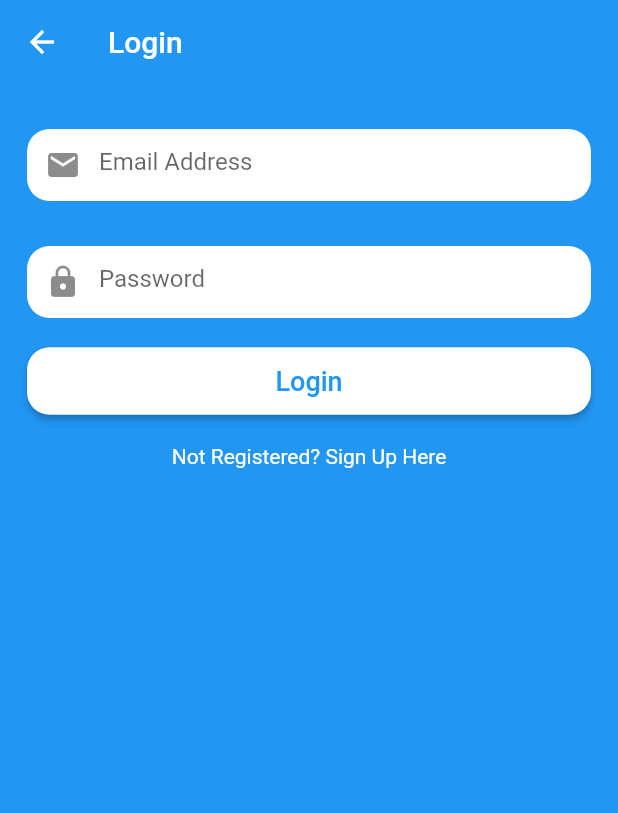
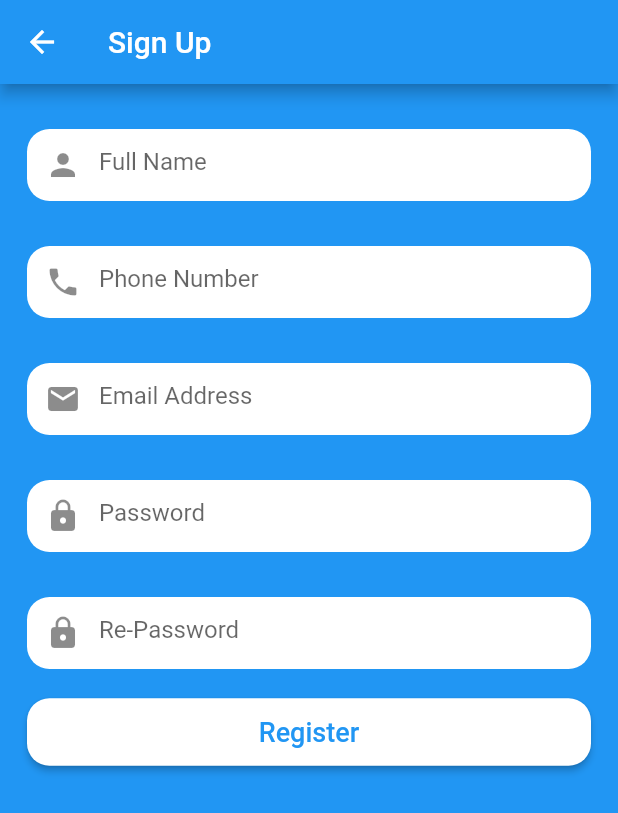
Before and after one commit to Nuengnakhap/Flutter_Healthy_Store, a Flutter app: the Login screen opened directly, after a tap on "Not Registered? Sign Up Here", on a phone screen of 412 x 824 dp. Shown: the top 813 px of the screen. Run offline on Flutter 3.47's test engine with Material 2 defaults, Android fonts, the phone set to English and light mode, and no system bars; network calls fail.

Commit message:
login & signup page [add validate snackbar, add progressdialog]

```diff
--- a/lib/tools/app_tools.dart
+++ b/lib/tools/app_tools.dart
@@ -3,11 +3,19 @@ import 'package:flutter/material.dart';
 Widget appTextField(
     {IconData textIcon,
     String textHint,
-    bool isPassword,
+    String type,
     double sidePadding,
     TextEditingController controller}) {
   sidePadding == null ? sidePadding = 0.0 : sidePadding;
   textHint == null ? textHint = '' : textHint;
+  TextInputType txtType;
+  if(type == 'Email') {
+    txtType = TextInputType.emailAddress;
+  } else if (type == 'Phone') {
+    txtType = TextInputType.number;
+  } else {
+    txtType = null;
+  }
   return Padding(
     padding: EdgeInsets.only(left: sidePadding, right: sidePadding),
     child: Container(
@@ -17,28 +25,34 @@ Widget appTextField(
       ),
       child: TextField(
         controller: controller,
-        obscureText: isPassword == null ? false : isPassword,
+        obscureText: type == 'Password' ? true : false,
         decoration: InputDecoration(
           border: InputBorder.none,
           hintText: textHint,
           prefixIcon: textIcon == null ? Container() : Icon(textIcon),
         ),
+        keyboardType: txtType,
       ),
     ),
   );
 }
 
-Widget appButton({String btnTxt, double btnPadding, Color btnColor}) {
+Widget appButton(
+    {String btnTxt,
+    double btnPadding,
+    Color btnColor,
+    VoidCallback onBtnclicked}) {
   btnTxt == null ? btnTxt = 'App Button' : btnTxt;
   btnPadding == null ? btnPadding = 0.0 : btnPadding;
   btnColor == null ? btnColor = Colors.black : btnColor;
+
   return Padding(
     padding: EdgeInsets.all(btnPadding),
     child: RaisedButton(
       color: Colors.white,
       shape: RoundedRectangleBorder(
           borderRadius: BorderRadius.all(Radius.circular(15.0))),
-      onPressed: () {},
+      onPressed: onBtnclicked,
       child: Container(
         height: 45.0,
         child: Center(
@@ -54,3 +68,17 @@ Widget appButton({String btnTxt, double btnPadding, Color btnColor}) {
     ),
   );
 }
+
+showSnackbar(String message, final key) {
+  key.currentState.showSnackBar(
+    SnackBar(
+      backgroundColor: Colors.red[600],
+      content: Text(
+        message,
+        style: TextStyle(
+          color: Colors.white,
+        ),
+      ),
+    ),
+  );
+}
--- a/lib/userScreens/login.dart
+++ b/lib/userScreens/login.dart
@@ -1,5 +1,7 @@
 import 'package:flutter/material.dart';
 import '../tools/app_tools.dart';
+import '../tools/progressdialog.dart';
+import 'signup.dart';
 
 class Login extends StatefulWidget {
   @override
@@ -9,15 +11,20 @@ class Login extends StatefulWidget {
 class _LoginState extends State<Login> {
   TextEditingController email = TextEditingController();
   TextEditingController password = TextEditingController();
+  final scaffoldkey = GlobalKey<ScaffoldState>();
+  ProgressDialog pr;
 
   @override
   Widget build(BuildContext context) {
+    pr = new ProgressDialog(context, ProgressDialogType.Normal);
+    pr.setMessage('Please wait...');
     return Scaffold(
+      key: scaffoldkey,
       backgroundColor: Theme.of(context).primaryColor,
       appBar: AppBar(
         title: Text('Login'),
         centerTitle: false,
-          elevation: 0.0,
+        // elevation: 0.0,
       ),
       body: SingleChildScrollView(
         child: Column(
@@ -26,7 +33,7 @@ class _LoginState extends State<Login> {
               height: 30.0,
             ),
             appTextField(
-                isPassword: false,
+              type: 'Email',
               sidePadding: 18.0,
               textHint: 'Email Address',
               textIcon: Icons.email,
@@ -36,7 +43,7 @@ class _LoginState extends State<Login> {
               height: 30.0,
             ),
             appTextField(
-                isPassword: true,
+              type: 'Password',
               sidePadding: 18.0,
               textHint: 'Password',
               textIcon: Icons.lock,
@@ -46,9 +53,13 @@ class _LoginState extends State<Login> {
               btnTxt: 'Login',
               btnPadding: 18.0,
               btnColor: Theme.of(context).primaryColor,
+              onBtnclicked: verifyLogin,
             ),
-              GestureDetector(
-                onTap: () {},
+            FlatButton(
+              onPressed: () {
+                Navigator.of(context)
+                    .push(MaterialPageRoute(builder: (context) => SignUp()));
+              },
               child: Text(
                 'Not Registered? Sign Up Here',
                 style: TextStyle(color: Colors.white),
@@ -56,6 +67,19 @@ class _LoginState extends State<Login> {
             )
           ],
         ),
-        ));
+      ),
+    );
+  }
+
+  verifyLogin() {
+    if (email.text == '') {
+      showSnackbar('Email cannot be empty', scaffoldkey);
+      return;
+    }
+    if (password.text == '') {
+      showSnackbar('Password cannot be empty', scaffoldkey);
+      return;
+    }
+    pr.show();
   }
 }
--- /dev/null
+++ b/lib/userScreens/signup.dart
@@ -0,0 +1,122 @@
+import 'package:flutter/material.dart';
+import '../tools/app_tools.dart';
+import '../tools/progressdialog.dart';
+
+class SignUp extends StatefulWidget {
+  @override
+  _SignUpState createState() => _SignUpState();
+}
+
+class _SignUpState extends State<SignUp> {
+  TextEditingController fullname = TextEditingController();
+  TextEditingController phone = TextEditingController();
+  TextEditingController email = TextEditingController();
+  TextEditingController password = TextEditingController();
+  TextEditingController re_password = TextEditingController();
+  final scaffoldkey = GlobalKey<ScaffoldState>();
+  ProgressDialog pr;
+
+  @override
+  Widget build(BuildContext context) {
+    pr = new ProgressDialog(context,ProgressDialogType.Normal);
+    pr.setMessage('Please wait...');
+    return Scaffold(
+      key: scaffoldkey,
+      backgroundColor: Theme.of(context).primaryColor,
+      appBar: AppBar(
+        title: Text('Sign Up'),
+        centerTitle: false,
+        // elevation: 0.0,
+      ),
+      body: SingleChildScrollView(
+        child: Column(
+          children: <Widget>[
+            SizedBox(
+              height: 30.0,
+            ),
+            appTextField(
+              sidePadding: 18.0,
+              textHint: 'Full Name',
+              textIcon: Icons.person,
+              controller: fullname,
+            ),
+            SizedBox(
+              height: 30.0,
+            ),
+            appTextField(
+              type: 'Phone',
+              sidePadding: 18.0,
+              textHint: 'Phone Number',
+              textIcon: Icons.phone,
+              controller: phone,
+            ),
+            SizedBox(
+              height: 30.0,
+            ),
+            appTextField(
+              type: 'Email',
+              sidePadding: 18.0,
+              textHint: 'Email Address',
+              textIcon: Icons.email,
+              controller: email,
+            ),
+            SizedBox(
+              height: 30.0,
+            ),
+            appTextField(
+              type: 'Password',
+              sidePadding: 18.0,
+              textHint: 'Password',
+              textIcon: Icons.lock,
+              controller: password,
+            ),
+            SizedBox(
+              height: 30.0,
+            ),
+            appTextField(
+              type: 'Password',
+              sidePadding: 18.0,
+              textHint: 'Re-Password',
+              textIcon: Icons.lock,
+              controller: re_password,
+            ),
+            appButton(
+              btnTxt: 'Register',
+              btnPadding: 18.0,
+              btnColor: Theme.of(context).primaryColor,
+              onBtnclicked: verifyDetails,
+            ),
+          ],
+        ),
+      ),
+    );
+  }
+
+  verifyDetails() {
+    if (fullname.text == '') {
+      showSnackbar('Full Name cannot be empty', scaffoldkey);
+      return;
+    }
+    if (phone.text == '') {
+      showSnackbar('Phone Number cannot be empty', scaffoldkey);
+      return;
+    }
+    if (email.text == '') {
+      showSnackbar('Email cannot be empty', scaffoldkey);
+      return;
+    }
+    if (password.text == '') {
+      showSnackbar('Password cannot be empty', scaffoldkey);
+      return;
+    }
+    if (re_password.text == '') {
+      showSnackbar('Re-Password cannot be empty', scaffoldkey);
+      return;
+    }
+    if (password.text != re_password.text) {
+      showSnackbar('Password don\'t match', scaffoldkey);
+      return;
+    }
+    pr.show();
+  }
+}
```
Also changed, not shown: lib/tools/progressdialog.dart (added, +161 -0 lines), lib/userScreens/HomeScreen.dart (+23 -0 lines), pubspec.yaml (+3 -5 lines), assets/double_ring_loading_io.gif (added), pubspec.lock, 1 other file. Lines whose indentation alone changed are shown as unchanged.
